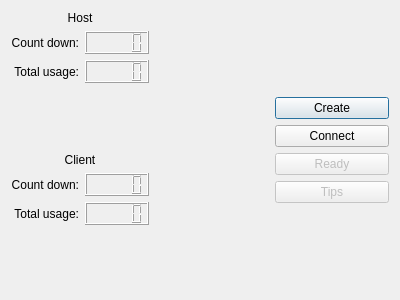
The window that dialog.ui (lazycal/QtGomoku) describes before a commit, drawn with Qt 5.
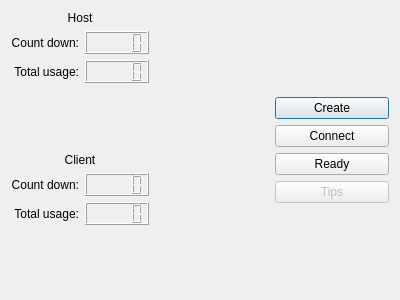
The same window after the commit. Custom widgets are drawn as their Qt base class.

Diff of the .ui file:
```diff
--- a/dialog.ui
+++ b/dialog.ui
@@ -151,7 +151,7 @@
      <item>
       <widget class="QPushButton" name="pushButton_3">
        <property name="enabled">
-        <bool>false</bool>
+        <bool>true</bool>
        </property>
        <property name="text">
         <string>Ready</string>
```
